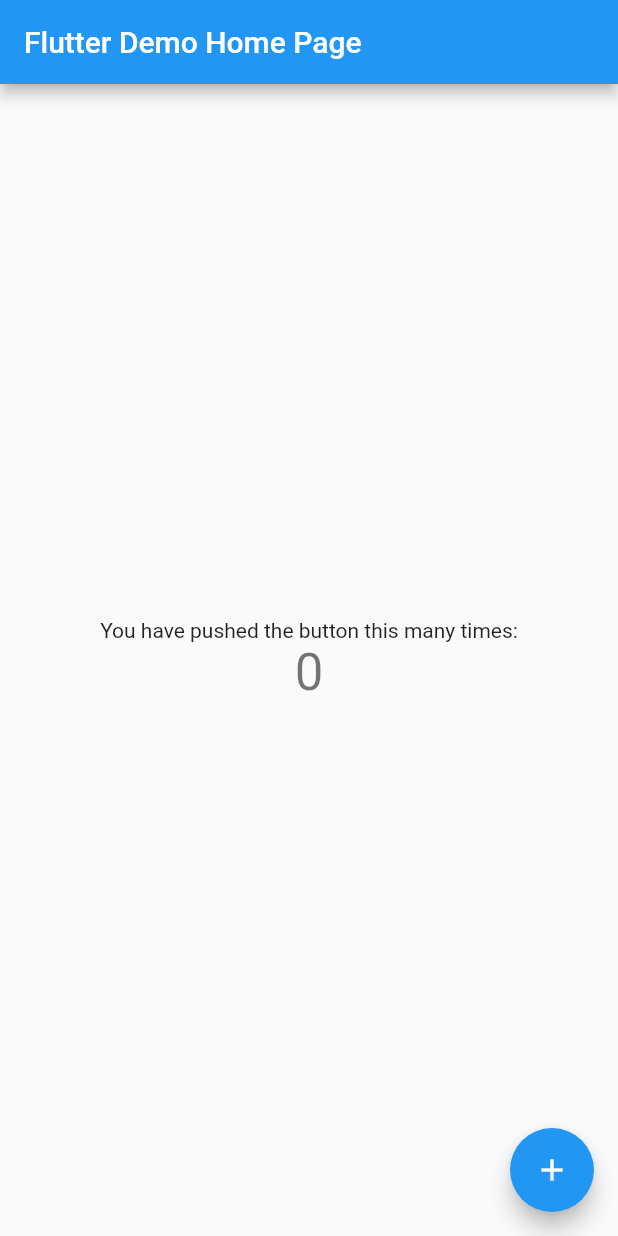
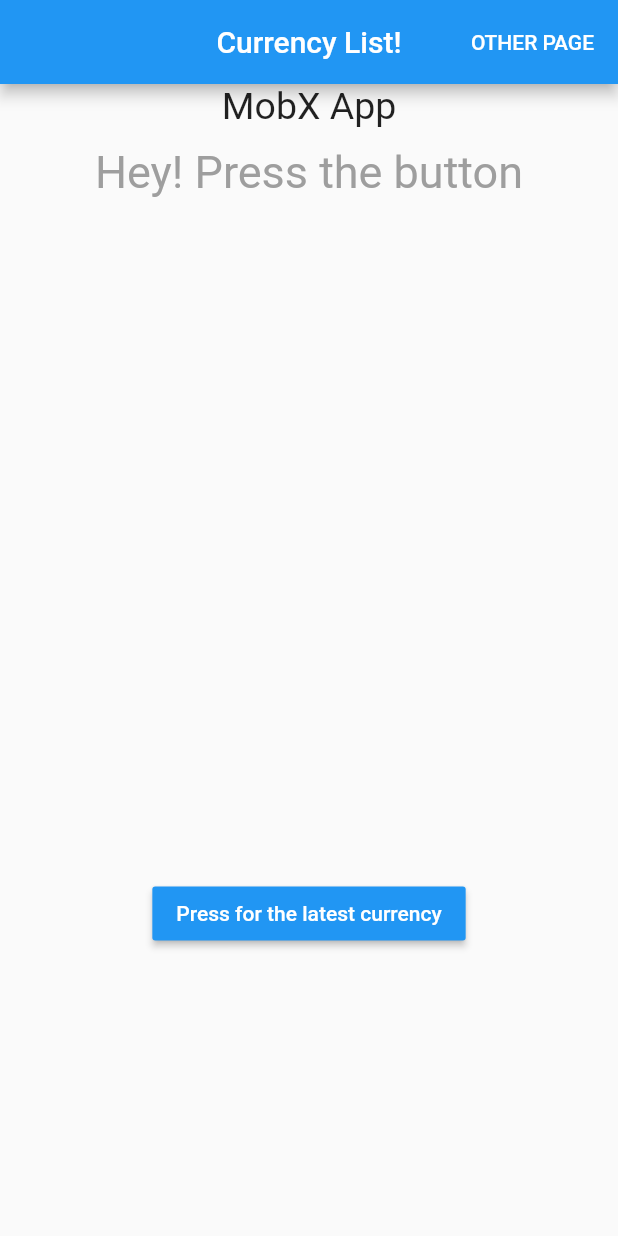
Before and after one commit to batuhankrbb/flutter_currency_app_mobx, a Flutter app: the screen it shows after launch, on a phone screen of 412 x 824 dp. Run offline on Flutter 3.47's test engine with Material 2 defaults, Android fonts, the phone set to English and light mode, and no system bars; our stand-ins replace flutter_mobx, get_it, mobx; generated files the repository leaves out were written again.

Commit message:
getit updated, currency_list_page and currency_list_dummy_page added

```diff
--- a/lib/main.dart
+++ b/lib/main.dart
@@ -2,6 +2,7 @@ import 'package:flutter/material.dart';
 import 'package:flutter_currency_app_mobx/models/currency_model.dart';
 import 'package:flutter_currency_app_mobx/services/currency_service.dart';
 import 'package:flutter_currency_app_mobx/utils/get_it_launch.dart';
+import 'package:flutter_currency_app_mobx/views/currency_list_page.dart';
 
 void main() {
   launchGetIt();
@@ -9,115 +10,11 @@ void main() {
 }
 
 class MyApp extends StatelessWidget {
-  // This widget is the root of your application.
   @override
   Widget build(BuildContext context) {
     return MaterialApp(
-      title: 'Flutter Demo',
-      theme: ThemeData(
-        // This is the theme of your application.
-        //
-        // Try running your application with "flutter run". You'll see the
-        // application has a blue toolbar. Then, without quitting the app, try
-        // changing the primarySwatch below to Colors.green and then invoke
-        // "hot reload" (press "r" in the console where you ran "flutter run",
-        // or simply save your changes to "hot reload" in a Flutter IDE).
-        // Notice that the counter didn't reset back to zero; the application
-        // is not restarted.
-        primarySwatch: Colors.blue,
-      ),
-      home: MyHomePage(title: 'Flutter Demo Home Page'),
+      debugShowCheckedModeBanner: false,
+      home: CurrencyListPage(),
     );
   }
 }
-
-class MyHomePage extends StatefulWidget {
-  MyHomePage({Key key, this.title}) : super(key: key);
-
-  // This widget is the home page of your application. It is stateful, meaning
-  // that it has a State object (defined below) that contains fields that affect
-  // how it looks.
-
-  // This class is the configuration for the state. It holds the values (in this
-  // case the title) provided by the parent (in this case the App widget) and
-  // used by the build method of the State. Fields in a Widget subclass are
-  // always marked "final".
-
-  final String title;
-
-  @override
-  _MyHomePageState createState() => _MyHomePageState();
-}
-
-class _MyHomePageState extends State<MyHomePage> {
-  int _counter = 0;
-
-  void _incrementCounter() async {
-    setState(() {
-      // This call to setState tells the Flutter framework that something has
-      // changed in this State, which causes it to rerun the build method below
-      // so that the display can reflect the updated values. If we changed
-      // _counter without calling setState(), then the build method would not be
-      // called again, and so nothing would appear to happen.
-      _counter++;
-    });
-    var currencies = await getIt.get<CurrencyService>().getLatestCurrencies();
-    print(currencies.toString());
-
-    var oldCurrencies =
-        await getIt.get<CurrencyService>().getOldCurrenciesFrom2013();
-    print(oldCurrencies);
-  }
-
-  @override
-  Widget build(BuildContext context) {
-    // This method is rerun every time setState is called, for instance as done
-    // by the _incrementCounter method above.
-    //
-    // The Flutter framework has been optimized to make rerunning build methods
-    // fast, so that you can just rebuild anything that needs updating rather
-    // than having to individually change instances of widgets.
-    return Scaffold(
-      appBar: AppBar(
-        // Here we take the value from the MyHomePage object that was created by
-        // the App.build method, and use it to set our appbar title.
-        title: Text(widget.title),
-      ),
-      body: Center(
-        // Center is a layout widget. It takes a single child and positions it
-        // in the middle of the parent.
-        child: Column(
-          // Column is also a layout widget. It takes a list of children and
-          // arranges them vertically. By default, it sizes itself to fit its
-          // children horizontally, and tries to be as tall as its parent.
-          //
-          // Invoke "debug painting" (press "p" in the console, choose the
-          // "Toggle Debug Paint" action from the Flutter Inspector in Android
-          // Studio, or the "Toggle Debug Paint" command in Visual Studio Code)
-          // to see the wireframe for each widget.
-          //
-          // Column has various properties to control how it sizes itself and
-          // how it positions its children. Here we use mainAxisAlignment to
-          // center the children vertically; the main axis here is the vertical
-          // axis because Columns are vertical (the cross axis would be
-          // horizontal).
-          mainAxisAlignment: MainAxisAlignment.center,
-          children: <Widget>[
-            Text(
-              'You have pushed the button this many times:',
-            ),
-            Text(
-              '$_counter',
-              style: Theme.of(context).textTheme.headline4,
-            ),
-          ],
-        ),
-      ),
-      floatingActionButton: FloatingActionButton(
-        onPressed: _incrementCounter,
-        tooltip: 'Increment',
-        child: Icon(Icons.add),
-      ), // This trailing comma makes auto-formatting nicer for build methods.
-    );
-  }
-}
--- a/lib/utils/get_it_launch.dart
+++ b/lib/utils/get_it_launch.dart
@@ -1,5 +1,6 @@
 import 'package:flutter_currency_app_mobx/services/api_service.dart';
 import 'package:flutter_currency_app_mobx/services/currency_service.dart';
+import 'package:flutter_currency_app_mobx/viewmodels/currency_list_view_model.dart';
 import 'package:get_it/get_it.dart';
 
 GetIt getIt = GetIt.instance;
@@ -7,4 +8,5 @@ GetIt getIt = GetIt.instance;
 void launchGetIt() {
   getIt.registerLazySingleton(() => ApiService());
   getIt.registerLazySingleton(() => CurrencyService());
+  getIt.registerLazySingleton(() => CurrencyListViewModel());
 }
--- /dev/null
+++ b/lib/views/currency_list_page.dart
@@ -0,0 +1,158 @@
+import 'package:flutter/material.dart';
+import 'package:flutter_currency_app_mobx/utils/get_it_launch.dart';
+import 'package:flutter_currency_app_mobx/viewmodels/currency_list_view_model.dart';
+import 'package:flutter_currency_app_mobx/views/currency_list_dummy_page.dart';
+import 'package:flutter_mobx/flutter_mobx.dart';
+import 'package:mobx/mobx.dart';
+
+class CurrencyListPage extends StatelessWidget {
+  CurrencyListViewModel _currencyListViewModel =
+      getIt.get<CurrencyListViewModel>();
+
+  @override
+  Widget build(BuildContext context) {
+    return Scaffold(
+      appBar: buildAppBar(context),
+      body: Column(
+        crossAxisAlignment: CrossAxisAlignment.center,
+        children: [
+          dummyTitle(),
+          Container(
+            width: 400,
+            height: 500,
+            padding: EdgeInsets.all(12),
+            alignment: Alignment.topCenter,
+            child: buildObserverCurrencyWidget(),
+          ),
+          latestCurrencyButton(),
+        ],
+      ),
+    );
+  }
+
+  Observer buildObserverCurrencyWidget() {
+    return Observer(builder: (_) {
+      if (_currencyListViewModel.currencyFuture == null) {
+        return buildInitialText();
+      }
+      return widgetByStatus();
+    });
+  }
+
+  Widget currencyDetails() {
+    return Column(
+      children: [
+        Expanded(
+          flex: 10,
+          child:
+              Text("BASE: ${_currencyListViewModel.currencyFuture.value.base}"),
+        ),
+        Expanded(
+          flex: 10,
+          child:
+              Text("DATE: ${_currencyListViewModel.currencyFuture.value.date}"),
+        ),
+        Expanded(
+          flex: 10,
+          child: Text(
+              "HISTORICAL: ${_currencyListViewModel.currencyFuture.value.historical}"),
+        ),
+        Expanded(
+          flex: 70,
+          child: ListView.builder(
+            itemBuilder: (context, index) {
+              var currentRate =
+                  _currencyListViewModel.currencyFuture.value.rates[index];
+              return ListTile(
+                title: Text(currentRate.name),
+                subtitle: Text("${currentRate.price}"),
+                trailing: Icon(Icons.money),
+              );
+            },
+            itemCount: _currencyListViewModel.currencyFuture.value.rates.length,
+          ),
+        ),
+      ],
+    );
+  }
+
+  Widget widgetByStatus() {
+    switch (_currencyListViewModel.currencyFuture.status) {
+      case FutureStatus.rejected:
+        return rejectedText();
+      case FutureStatus.pending:
+        return buildCircularProgressIndicator();
+      case FutureStatus.fulfilled:
+        return currencyDetails();
+      default:
+        return defaultText();
+    }
+  }
+
+  RaisedButton latestCurrencyButton() {
+    return RaisedButton(
+      onPressed: () {
+        _currencyListViewModel.getLatestCurrencies();
+      },
+      child: Text(
+        "Press for the latest currency",
+        style: TextStyle(color: Colors.white),
+      ),
+      color: Colors.blue,
+    );
+  }
+
+  Text buildInitialText() {
+    return Text(
+      "Hey! Press the button",
+      style: TextStyle(fontSize: 30, color: Colors.grey),
+    );
+  }
+
+  Text rejectedText() {
+    return Text(
+      "REJECTED",
+      style: TextStyle(color: Colors.red, fontSize: 30),
+    );
+  }
+
+  CircularProgressIndicator buildCircularProgressIndicator() =>
+      CircularProgressIndicator();
+
+  Text defaultText() => Text("INITIAL");
+
+  Center dummyTitle() {
+    return Center(
+      child: Text(
+        "MobX App",
+        style: TextStyle(fontSize: 25),
+      ),
+    );
+  }
+
+  AppBar buildAppBar(BuildContext context) {
+    return AppBar(
+      title: Text("Currency List!"),
+      centerTitle: true,
+      actions: [buildFlatButton(context)],
+    );
+  }
+
+  FlatButton buildFlatButton(BuildContext context) {
+    return FlatButton(
+      onPressed: () {
+        Navigator.of(context).push(
+          MaterialPageRoute(
+            builder: (_) {
+              return CurrencyListDummyPage();
+            },
+          ),
+        );
+      },
+      child: Text(
+        "OTHER PAGE",
+      ),
+      textColor: Colors.white,
+    );
+  }
+}
```
Also changed, not shown: lib/views/currency_list_dummy_page.dart (added, +34 -0 lines).
